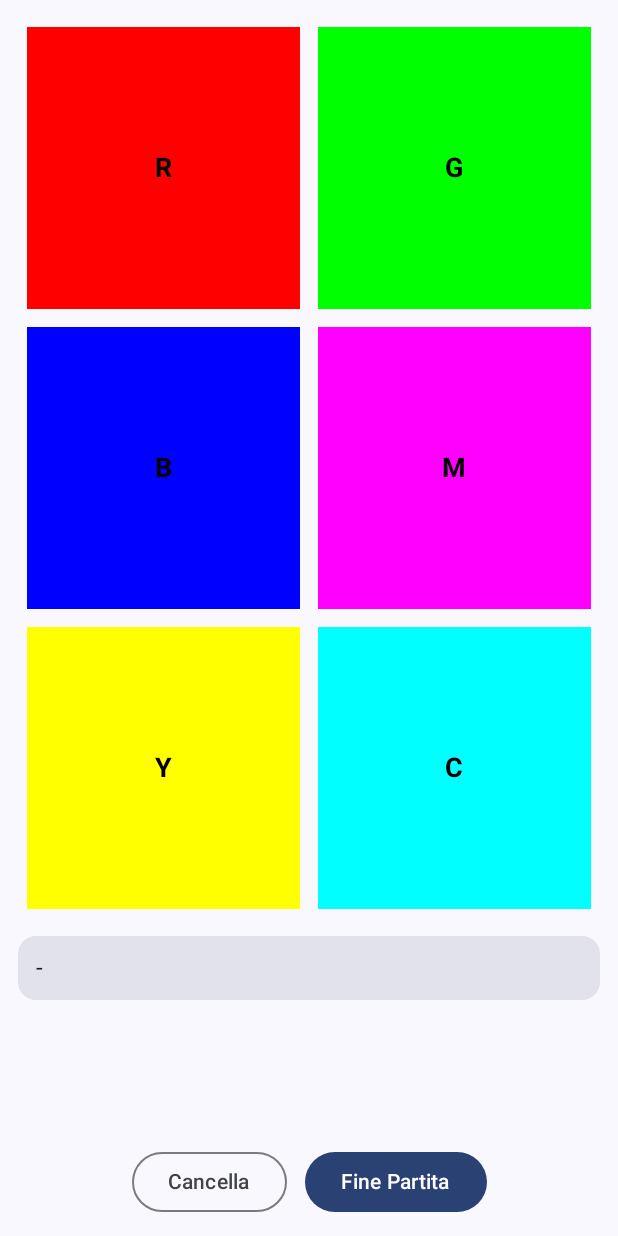
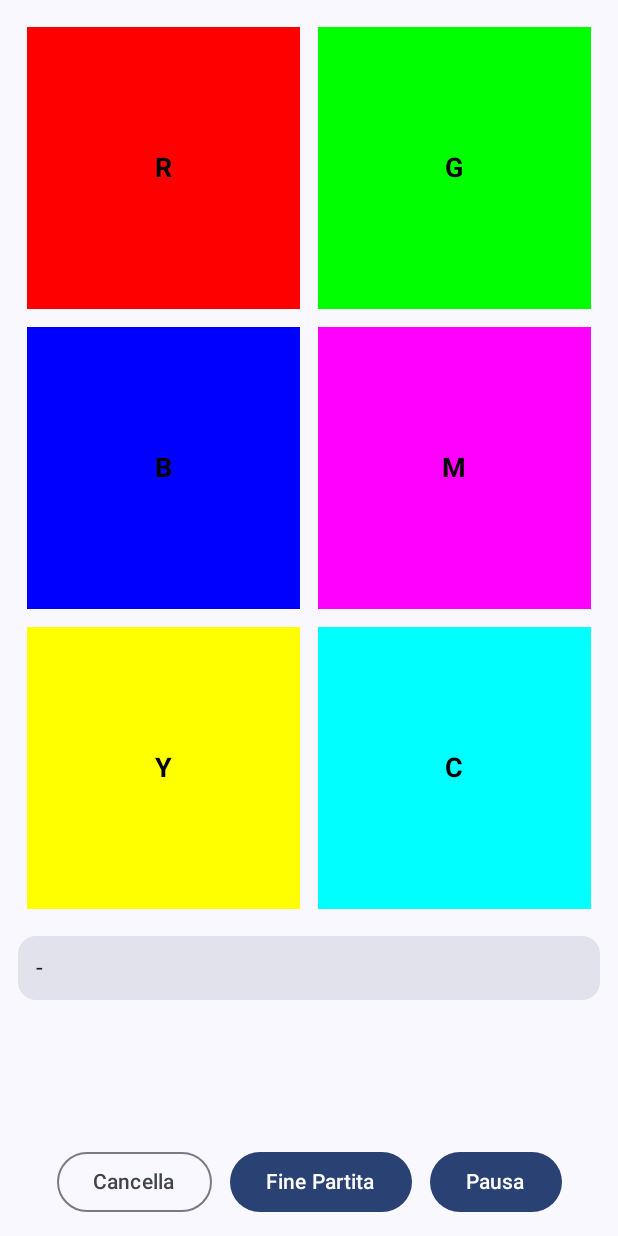
Before and after one commit to RChellin/Simon_Android, an Android app built with Jetpack Compose: the screen it shows after launch (MainActivity), on a phone screen of 412 x 824 dp. Run offline under Robolectric (Android 15) with nearby library versions, the light colour scheme and no system bars.

Commit message:
fourteenth commit: added full recap page and pause-resume button

```diff
--- a/app/src/main/java/com/example/simon/Screen1.kt
+++ b/app/src/main/java/com/example/simon/Screen1.kt
@@ -26,8 +26,11 @@ import androidx.compose.material3.OutlinedButton
 import androidx.compose.material3.Text
 import androidx.compose.runtime.Composable
 import androidx.compose.runtime.LaunchedEffect
+import androidx.compose.runtime.getValue
 import androidx.compose.runtime.mutableStateListOf
+import androidx.compose.runtime.mutableStateOf
 import androidx.compose.runtime.saveable.rememberSaveable
+import androidx.compose.runtime.setValue
 import androidx.compose.ui.Alignment
 import androidx.compose.ui.Modifier
 import androidx.compose.ui.draw.clip
@@ -58,12 +61,13 @@ fun Screen1(
     val colorsL = listOf("R", "G", "B", "M", "Y", "C")
 
     var sequence = rememberSaveable { mutableStateListOf<String>() }
+    var isPaused by rememberSaveable { mutableStateOf(false) }
 
     //GRID di BOTTONI (colori)
     val grid = @Composable {
         BoxWithConstraints {
-            val buttonHeight = maxHeight/3
-            val buttonWidth = maxWidth/2
+            val buttonHeight = maxHeight / 3
+            val buttonWidth = maxWidth / 2
 
             Column {
                 for (row in 0 until 3) {    //3 righe
@@ -72,7 +76,9 @@ fun Screen1(
                             val index = row * 2 + col   //calcolo indice
 
                             Button(
-                                onClick = { sequence.add(colorsL[index]) },
+                                onClick = {
+                                    if (!isPaused) sequence.add(colorsL[index])
+                                },
                                 colors = ButtonDefaults.buttonColors(
                                     containerColor = colorsC[index],
                                     contentColor = Color.Black
@@ -81,7 +87,8 @@ fun Screen1(
                                 modifier = Modifier
                                     .width(buttonWidth)
                                     .height(buttonHeight)
-                                    .padding(smallSpacing)
+                                    .padding(smallSpacing),
+                                enabled = !isPaused,
                             ) {
                                 Text(
                                     colorsL[index],
@@ -133,6 +140,17 @@ fun Screen1(
         }
     }
 
+    //BUTTON per mettere il gioco in pausa e riprenderlo
+    val buttonPauseResume = @Composable {
+        Button(
+            onClick = {
+                isPaused = !isPaused
+            }
+        ) {
+            Text(if (isPaused) stringResource(R.string.riprendi) else stringResource(R.string.pausa))
+        }
+    }
+
     val isPortrait = LocalConfiguration.current.orientation == Configuration.ORIENTATION_PORTRAIT
 
     //necessario per scroll automatico
@@ -149,8 +167,8 @@ fun Screen1(
         ) {
             val screenHeight = maxHeight
             //dedico 1/4 dello spazio al textBox ed ai due bottoni, i restanti 3/4 alla grid
-            val bottomSectionHeight = screenHeight/4
-            val gridSectionHeight = screenHeight*3/4
+            val bottomSectionHeight = screenHeight / 4
+            val gridSectionHeight = screenHeight * 3 / 4
 
             Column(modifier = Modifier.fillMaxSize()) {
 
@@ -192,6 +210,8 @@ fun Screen1(
                         bottonDelete()
                         Spacer(modifier = Modifier.width(spacing))
                         bottonEndGame()
+                        Spacer(modifier = Modifier.width(spacing))
+                        buttonPauseResume()
                     }
                 }
             }
@@ -215,10 +235,7 @@ fun Screen1(
                 modifier = Modifier
                     .weight(1.2f)
                     .fillMaxHeight(),
-                verticalArrangement = Arrangement.Center
-            ) {
-
-                Column(
+                verticalArrangement = Arrangement.Center,
                 horizontalAlignment = Alignment.CenterHorizontally
             ) {
 
@@ -247,6 +264,11 @@ fun Screen1(
                     Spacer(modifier = Modifier.width(spacing))
                     bottonEndGame()
                 }
+                Spacer(modifier = Modifier.height(spacing))
+                Row(
+                    horizontalArrangement = Arrangement.Center
+                ) {
+                    buttonPauseResume()
                 }
             }
         }
--- a/app/src/main/res/values/strings.xml
+++ b/app/src/main/res/values/strings.xml
@@ -4,4 +4,6 @@
     <string name="fine_partita">Fine Partita</string>
     <string name="recap_partite">Recap delle partite</string>
     <string name="successione_vuota">Successione vuota</string>
+    <string name="pausa">Pausa</string>
+    <string name="riprendi">Riprendi</string>
 </resources>
```
Also changed, not shown: app/src/main/java/com/example/simon/MainActivity.kt (+11 -1 lines), app/src/main/java/com/example/simon/Screen2.kt (+7 -2 lines), app/src/main/java/com/example/simon/Screen3.kt (added, +72 -0 lines), 1 other file. Lines whose indentation alone changed are shown as unchanged.
